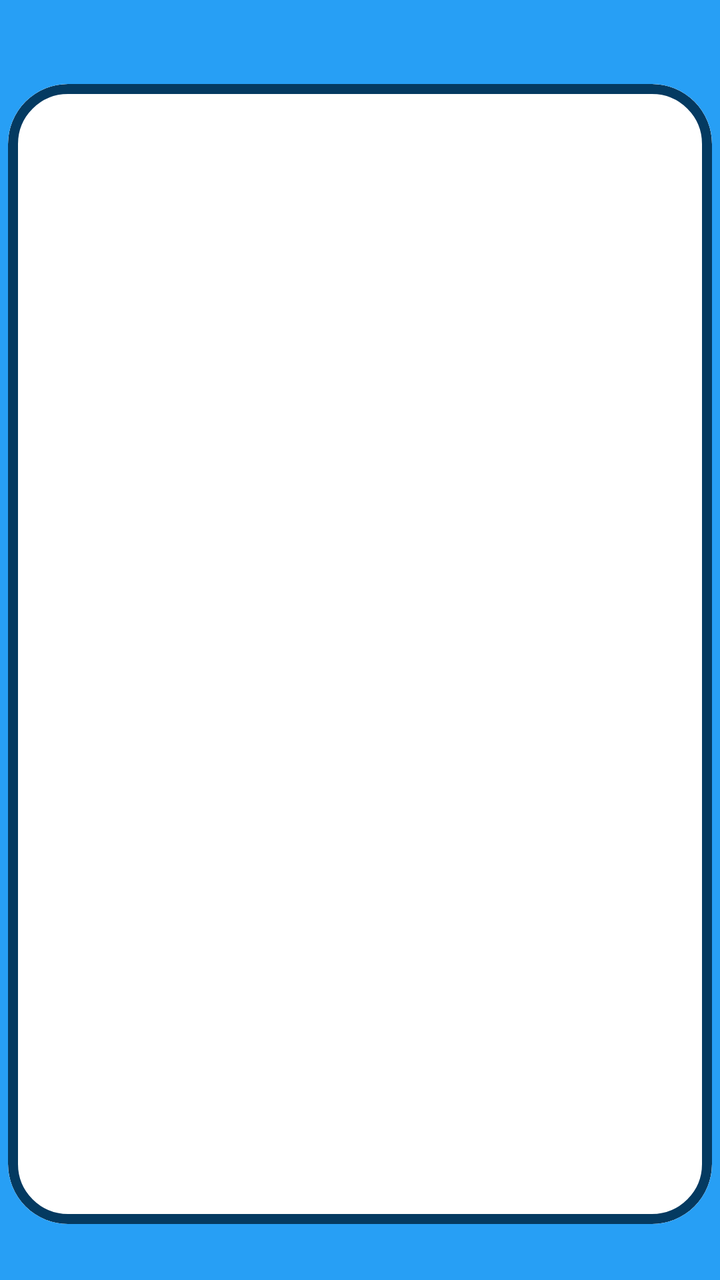
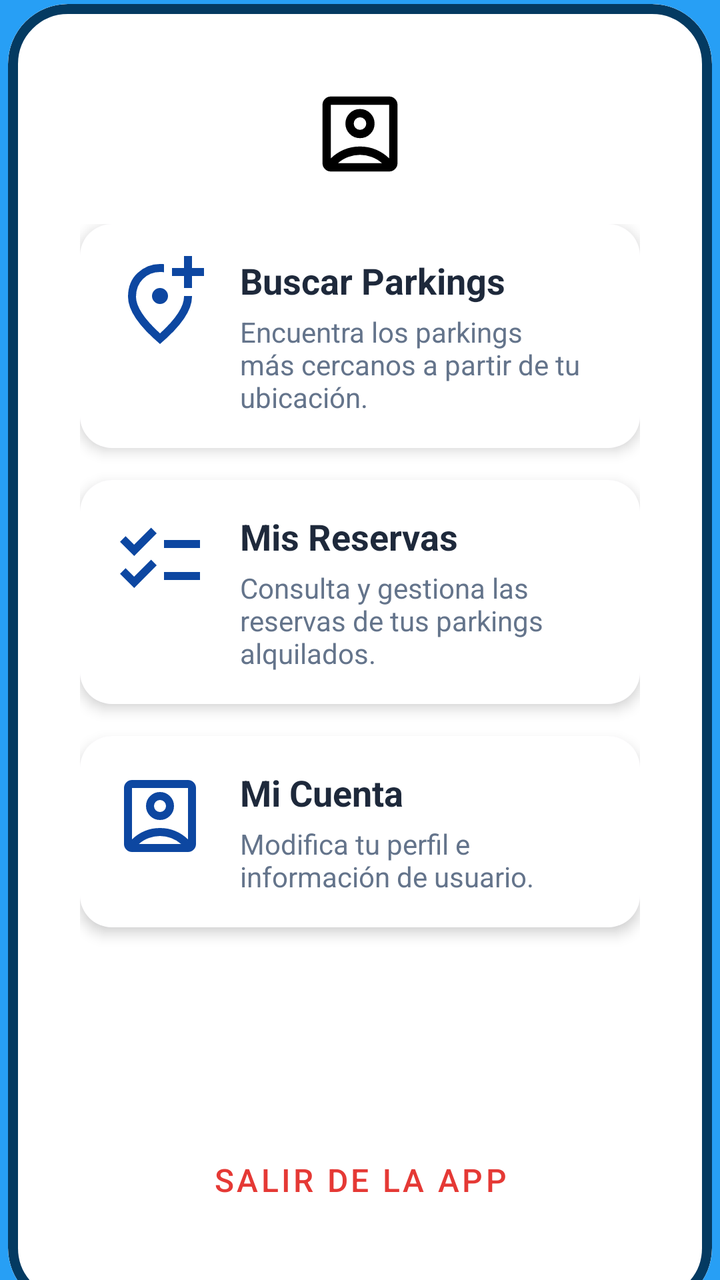

Screens rendered from an Android XML layout before and after an edit, with the pre-edit source and the edit as a unified diff.
<!-- AndroidManifest.xml: application theme Theme.ParkPay -->
<!-- res/layout/activity_practicar_apis.xml -->
<?xml version="1.0" encoding="utf-8"?>
<androidx.constraintlayout.widget.ConstraintLayout xmlns:android="http://schemas.android.com/apk/res/android"
    xmlns:app="http://schemas.android.com/apk/res-auto"
    xmlns:tools="http://schemas.android.com/tools"
    android:id="@+id/main"
    android:layout_width="match_parent"
    android:layout_height="match_parent"
    tools:context=".Practicar_APIs"
    android:background="#279FF5">

    






























































    

















    









































    

    


    <com.google.android.material.card.MaterialCardView
        style="@style/Widget.Material3.CardView.Outlined"
        android:layout_width="352dp"
        android:layout_height="570dp"
        android:layout_marginTop="15dp"

        app:cardBackgroundColor="@android:color/transparent"
        app:cardCornerRadius="30dp"
        app:layout_constraintBottom_toBottomOf="parent"
        app:layout_constraintEnd_toEndOf="parent"
        app:layout_constraintHorizontal_bias="0.491"
        app:layout_constraintStart_toStartOf="parent"
        app:layout_constraintTop_toTopOf="parent"
        app:layout_constraintVertical_bias="0.493"
        app:strokeColor="#043A61"
        app:strokeWidth="5dp"
        android:background="@color/white">

        <androidx.constraintlayout.widget.ConstraintLayout
            android:layout_width="match_parent"
            android:layout_height="match_parent"
            android:background="@color/white"
            android:padding="16dp">








        </androidx.constraintlayout.widget.ConstraintLayout>

    </com.google.android.material.card.MaterialCardView>

</androidx.constraintlayout.widget.ConstraintLayout>
<!-- resources referenced by this layout -->
<resources>
  <color name="white">#FFFFFFFF</color>
  <style name="Theme.ParkPay" parent="Base.Theme.ParkPay" />
  <style name="Base.Theme.ParkPay" parent="Theme.Material3.DayNight.NoActionBar">
          
          
      </style>
</resources>

<!-- the commit's change to res/layout/activity_practicar_apis.xml (unified diff, before → after) -->
@@ -136,10 +136,41 @@
     
 
 
+
+
+
+
+
+
+
+
+
+
+
+
+
+
+
+
+
+
+
+
+
+
+
+
+
+
+
+
+
+
+
     <com.google.android.material.card.MaterialCardView
         style="@style/Widget.Material3.CardView.Outlined"
         android:layout_width="352dp"
-        android:layout_height="570dp"
+        android:layout_height="652dp"
         android:layout_marginTop="15dp"
 
         app:cardBackgroundColor="@android:color/transparent"
@@ -160,15 +191,196 @@
             android:background="@color/white"
             android:padding="16dp">
 
-
-
-
-
-
-
+            <ImageView
+                android:id="@+id/ivLogoHeader"
+                android:layout_width="120dp"
+                android:layout_height="50dp"
+                android:layout_marginTop="24dp"
+                android:src="@drawable/icon_account"
+                app:layout_constraintEnd_toEndOf="parent"
+                app:layout_constraintStart_toStartOf="parent"
+                app:layout_constraintTop_toTopOf="parent" />
+
+            <ScrollView
+                android:layout_width="match_parent"
+                android:layout_height="0dp"
+                app:layout_constraintBottom_toTopOf="@+id/btnSalir"
+                app:layout_constraintTop_toBottomOf="@+id/ivLogoHeader"
+                tools:layout_editor_absoluteX="16dp">
+
+                <LinearLayout
+                    android:layout_width="match_parent"
+                    android:layout_height="wrap_content"
+                    android:orientation="vertical"
+                    android:padding="20dp">
+
+                    <com.google.android.material.card.MaterialCardView
+                        android:layout_width="match_parent"
+                        android:layout_height="wrap_content"
+                        android:layout_marginBottom="16dp"
+                        app:cardCornerRadius="16dp"
+                        app:cardElevation="4dp"
+                        app:strokeWidth="0dp">
+
+                        <LinearLayout
+                            android:layout_width="match_parent"
+                            android:layout_height="wrap_content"
+                            android:background="#FFFFFF"
+                            android:clickable="true"
+                            android:focusable="true"
+                            android:foreground="?attr/selectableItemBackground"
+                            android:orientation="horizontal"
+                            android:padding="16dp">
+
+                            <ImageView
+                                android:layout_width="48dp"
+                                android:layout_height="48dp"
+                                android:src="@drawable/icon_parking"
+                                app:tint="#0D47A1" />
+
+                            <LinearLayout
+                                android:layout_width="match_parent"
+                                android:layout_height="wrap_content"
+                                android:layout_marginStart="16dp"
+                                android:orientation="vertical">
+
+                                <TextView
+                                    android:layout_width="wrap_content"
+                                    android:layout_height="wrap_content"
+                                    android:text="Buscar Parkings"
+                                    android:textColor="#1E293B"
+                                    android:textSize="18sp"
+                                    android:textStyle="bold" />
+
+                                <TextView
+                                    android:layout_width="wrap_content"
+                                    android:layout_height="wrap_content"
+                                    android:layout_marginTop="4dp"
+                                    android:text="Encuentra los parkings más cercanos a partir de tu ubicación."
+                                    android:textColor="#64748B"
+                                    android:textSize="14sp" />
+                            </LinearLayout>
+                        </LinearLayout>
+                    </com.google.android.material.card.MaterialCardView>
+
+                    <com.google.android.material.card.MaterialCardView
+                        android:layout_width="match_parent"
+                        android:layout_height="wrap_content"
+                        android:layout_marginBottom="16dp"
+                        app:cardCornerRadius="16dp"
+                        app:cardElevation="4dp"
+                        app:strokeWidth="0dp">
+
+                        <LinearLayout
+                            android:layout_width="match_parent"
+                            android:layout_height="wrap_content"
+                            android:background="#FFFFFF"
+                            android:clickable="true"
+                            android:focusable="true"
+                            android:foreground="?attr/selectableItemBackground"
+                            android:orientation="horizontal"
+                            android:padding="16dp">
+
+                            <ImageView
+                                android:layout_width="48dp"
+                                android:layout_height="48dp"
+                                android:src="@drawable/icon_reservas"
+                                app:tint="#0D47A1" />
+
+                            <LinearLayout
+                                android:layout_width="match_parent"
+                                android:layout_height="wrap_content"
+                                android:layout_marginStart="16dp"
+                                android:orientation="vertical">
+
+                                <TextView
+                                    android:layout_width="wrap_content"
+                                    android:layout_height="wrap_content"
+                                    android:text="Mis Reservas"
+                                    android:textColor="#1E293B"
+                                    android:textSize="18sp"
+                                    android:textStyle="bold" />
+
+                                <TextView
+                                    android:layout_width="wrap_content"
+                                    android:layout_height="wrap_content"
+                                    android:layout_marginTop="4dp"
+                                    android:text="Consulta y gestiona las reservas de tus parkings alquilados."
+                                    android:textColor="#64748B"
+                                    android:textSize="14sp" />
+                            </LinearLayout>
+                        </LinearLayout>
+                    </com.google.android.material.card.MaterialCardView>
+
+                    <com.google.android.material.card.MaterialCardView
+                        android:layout_width="match_parent"
+                        android:layout_height="wrap_content"
+                        android:layout_marginBottom="16dp"
+                        app:cardCornerRadius="16dp"
+                        app:cardElevation="4dp"
+                        app:strokeWidth="0dp">
+
+                        <LinearLayout
+                            android:layout_width="match_parent"
+                            android:layout_height="wrap_content"
+                            android:background="#FFFFFF"
+                            android:clickable="true"
+                            android:focusable="true"
+                            android:foreground="?attr/selectableItemBackground"
+                            android:orientation="horizontal"
+                            android:padding="16dp">
+
+                            <ImageView
+                                android:layout_width="48dp"
+                                android:layout_height="48dp"
+                                android:src="@drawable/icon_account"
+                                app:tint="#0D47A1" />
+
+                            <LinearLayout
+                                android:layout_width="match_parent"
+                                android:layout_height="wrap_content"
+                                android:layout_marginStart="16dp"
+                                android:orientation="vertical">
+
+                                <TextView
+                                    android:layout_width="wrap_content"
+                                    android:layout_height="wrap_content"
+                                    android:text="Mi Cuenta"
+                                    android:textColor="#1E293B"
+                                    android:textSize="18sp"
+                                    android:textStyle="bold" />
+
+                                <TextView
+                                    android:layout_width="wrap_content"
+                                    android:layout_height="wrap_content"
+                                    android:layout_marginTop="4dp"
+                                    android:text="Modifica tu perfil e información de usuario."
+                                    android:textColor="#64748B"
+                                    android:textSize="14sp" />
+                            </LinearLayout>
+                        </LinearLayout>
+                    </com.google.android.material.card.MaterialCardView>
+
+                </LinearLayout>
+            </ScrollView>
+
+            <com.google.android.material.button.MaterialButton
+                android:id="@+id/btnSalir"
+                style="@style/Widget.MaterialComponents.Button.TextButton"
+                android:layout_width="wrap_content"
+                android:layout_height="wrap_content"
+                android:layout_marginBottom="24dp"
+                android:text="Salir de la App"
+                android:textColor="#E53935"
+                android:textSize="16sp"
+                app:layout_constraintBottom_toBottomOf="parent"
+                app:layout_constraintEnd_toEndOf="parent"
+                app:layout_constraintStart_toStartOf="parent" />
 
         </androidx.constraintlayout.widget.ConstraintLayout>
 
     </com.google.android.material.card.MaterialCardView>
 
+
+
 </androidx.constraintlayout.widget.ConstraintLayout>
<!-- resource entries referenced after the edit -->
@@ -1,6 +1,24 @@
 <!-- resources referenced by this layout -->
 <resources>
   <color name="white">#FFFFFFFF</color>
+  <!-- drawable icon_account (drawable) -->
+  <vector xmlns:android="http://schemas.android.com/apk/res/android" android:height="24dp" android:tint="#000000" android:viewportHeight="960" android:viewportWidth="960" android:width="24dp">
+        
+      <path android:fillColor="@android:color/white" android:pathData="M200,714Q254,661 325.5,630.5Q397,600 480,600Q563,600 634.5,630.5Q706,661 760,714L760,200Q760,200 760,200Q760,200 760,200L200,200Q200,200 200,200Q200,200 200,200L200,714ZM579,479Q620,438 620,380Q620,322 579,281Q538,240 480,240Q422,240 381,281Q340,322 340,380Q340,438 381,479Q422,520 480,520Q538,520 579,479ZM200,840Q167,840 143.5,816.5Q120,793 120,760L120,200Q120,167 143.5,143.5Q167,120 200,120L760,120Q793,120 816.5,143.5Q840,167 840,200L840,760Q840,793 816.5,816.5Q793,840 760,840L200,840ZM269,760L691,760Q691,760 691,760Q691,760 691,760Q647,721 591.5,700.5Q536,680 480,680Q424,680 367.5,700.5Q311,721 269,760Q269,760 269,760Q269,760 269,760ZM437.5,422.5Q420,405 420,380Q420,355 437.5,337.5Q455,320 480,320Q505,320 522.5,337.5Q540,355 540,380Q540,405 522.5,422.5Q505,440 480,440Q455,440 437.5,422.5ZM480,457L480,457Q480,457 480,457Q480,457 480,457L480,457Q480,457 480,457Q480,457 480,457L480,457Q480,457 480,457Q480,457 480,457Q480,457 480,457Q480,457 480,457Z"/>
+      
+  </vector>
+  <!-- drawable icon_parking (drawable) -->
+  <vector xmlns:android="http://schemas.android.com/apk/res/android" android:height="24dp" android:tint="#000000" android:viewportHeight="960" android:viewportWidth="960" android:width="24dp">
+        
+      <path android:fillColor="@android:color/white" android:pathData="M480,880Q319,743 239.5,625.5Q160,508 160,408Q160,258 256.5,169Q353,80 480,80Q490,80 500,80Q510,80 520,82L520,163Q510,161 500.5,160.5Q491,160 480,160Q379,160 309.5,229.5Q240,299 240,408Q240,479 299,570.5Q358,662 480,774Q602,662 661,570.5Q720,479 720,408Q720,406 720,404Q720,402 720,400L800,400Q800,402 800,404Q800,406 800,408Q800,508 720.5,625.5Q641,743 480,880ZM536.5,456.5Q560,433 560,400Q560,367 536.5,343.5Q513,320 480,320Q447,320 423.5,343.5Q400,367 400,400Q400,433 423.5,456.5Q447,480 480,480Q513,480 536.5,456.5ZM480,400Q480,400 480,400Q480,400 480,400Q480,400 480,400Q480,400 480,400Q480,400 480,400Q480,400 480,400L480,400L480,400L480,400L480,400Q480,400 480,400Q480,400 480,400Q480,400 480,400Q480,400 480,400ZM720,320L800,320L800,200L920,200L920,120L800,120L800,0L720,0L720,120L600,120L600,200L720,200L720,320Z"/>
+      
+  </vector>
+  <!-- drawable icon_reservas (drawable) -->
+  <vector xmlns:android="http://schemas.android.com/apk/res/android" android:height="24dp" android:tint="#000000" android:viewportHeight="960" android:viewportWidth="960" android:width="24dp">
+        
+      <path android:fillColor="@android:color/white" android:pathData="M222,760L80,618L136,562L221,647L391,477L447,534L222,760ZM222,440L80,298L136,242L221,327L391,157L447,214L222,440ZM520,680L520,600L880,600L880,680L520,680ZM520,360L520,280L880,280L880,360L520,360Z"/>
+      
+  </vector>
   <style name="Theme.ParkPay" parent="Base.Theme.ParkPay" />
   <style name="Base.Theme.ParkPay" parent="Theme.Material3.DayNight.NoActionBar">
           
